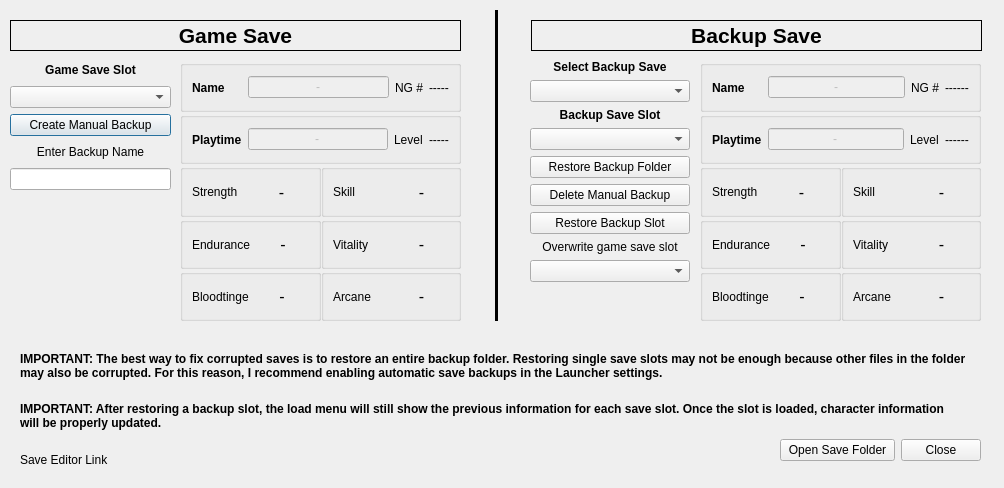
rainmakerv3/BB_Launcher, file modules/SaveManager.ui: the form before one commit.
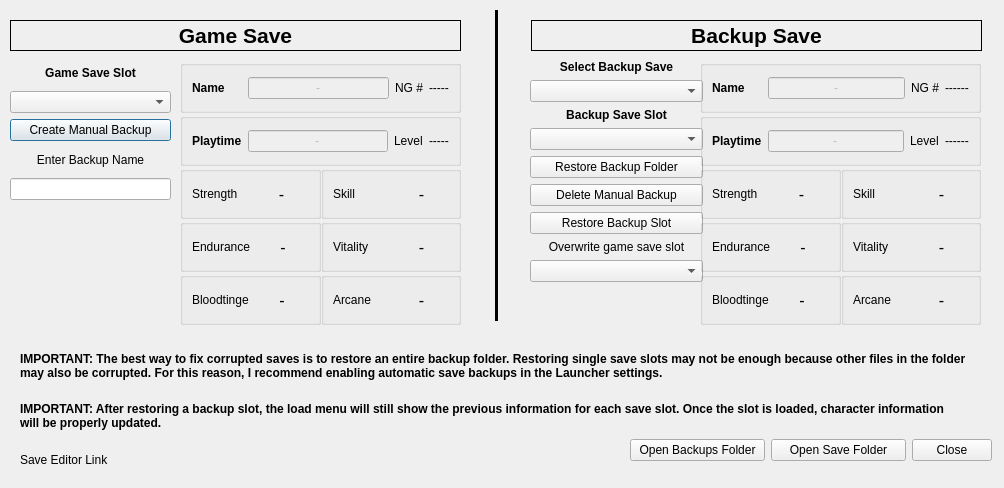
The form after the commit.

Commit message: Added a button to open the save backups folder

The edit to the form file:
```diff
--- a/modules/SaveManager.ui
+++ b/modules/SaveManager.ui
@@ -19,7 +19,7 @@
      <x>10</x>
      <y>60</y>
      <width>161</width>
-     <height>130</height>
+     <height>140</height>
     </rect>
    </property>
    <layout class="QVBoxLayout" name="ControlsLayout">
@@ -77,7 +77,7 @@
      <x>180</x>
      <y>60</y>
      <width>281</width>
-     <height>261</height>
+     <height>265</height>
     </rect>
    </property>
    <layout class="QVBoxLayout" name="SaveInfoLayout">
@@ -451,8 +451,8 @@
     <rect>
      <x>530</x>
      <y>60</y>
-     <width>160</width>
-     <height>261</height>
+     <width>173</width>
+     <height>266</height>
     </rect>
    </property>
    <layout class="QVBoxLayout" name="BackupControlsLayout">
@@ -594,13 +594,20 @@
   <widget class="QWidget" name="horizontalLayoutWidget_3">
    <property name="geometry">
     <rect>
-     <x>780</x>
+     <x>630</x>
      <y>430</y>
-     <width>201</width>
+     <width>362</width>
      <height>41</height>
     </rect>
    </property>
    <layout class="QHBoxLayout" name="ButtonBoxLayout">
+    <item>
+     <widget class="QPushButton" name="backupsFolderButton">
+      <property name="text">
+       <string>Open Backups Folder</string>
+      </property>
+     </widget>
+    </item>
     <item>
      <widget class="QPushButton" name="saveFolderButton">
       <property name="text">
@@ -629,7 +636,7 @@
      <x>700</x>
      <y>60</y>
      <width>281</width>
-     <height>261</height>
+     <height>265</height>
     </rect>
    </property>
    <layout class="QVBoxLayout" name="BackupSaveInfoLayout">
```
The commit also changes 1 other file.
